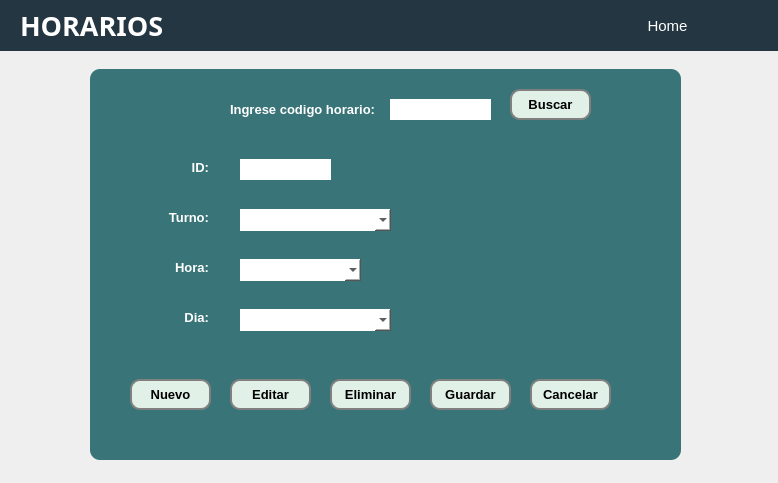
Qt form interface/horarios.ui (RicardoSRazura/project-control-escolar) before a commit.
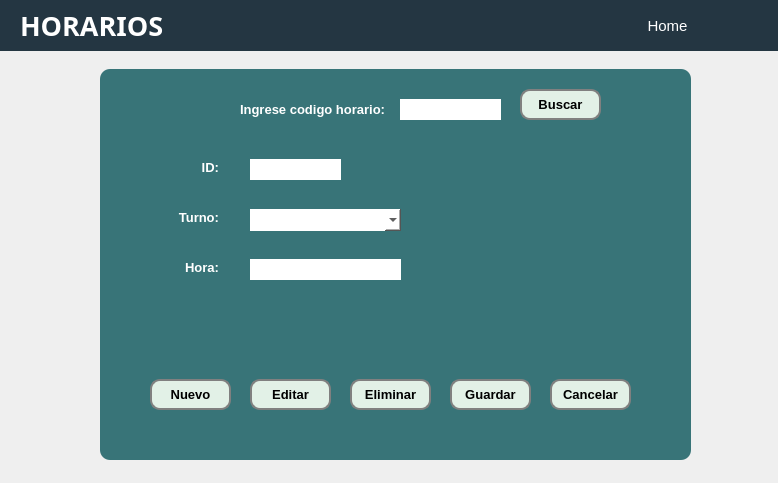
The same form after that commit.

Commit message: Añadido de crud horario y salones

The edit to the form file:
```diff
--- a/interface/horarios.ui
+++ b/interface/horarios.ui
@@ -77,7 +77,7 @@
   <widget class="QFrame" name="frameFormHorario">
    <property name="geometry">
     <rect>
-     <x>90</x>
+     <x>100</x>
      <y>69</y>
      <width>591</width>
      <height>391</height>
@@ -183,35 +183,6 @@
      <set>Qt::AlignRight|Qt::AlignTrailing|Qt::AlignVCenter</set>
     </property>
    </widget>
-   <widget class="QLabel" name="label_5">
-    <property name="geometry">
-     <rect>
-      <x>70</x>
-      <y>240</y>
-      <width>49</width>
-      <height>16</height>
-     </rect>
-    </property>
-    <property name="font">
-     <font>
-      <family>Arial</family>
-      <pointsize>10</pointsize>
-      <bold>true</bold>
-     </font>
-    </property>
-    <property name="layoutDirection">
-     <enum>Qt::LeftToRight</enum>
-    </property>
-    <property name="styleSheet">
-     <string notr="true">color: rgb(255, 255, 255);</string>
-    </property>
-    <property name="text">
-     <string>Dia:</string>
-    </property>
-    <property name="alignment">
-     <set>Qt::AlignRight|Qt::AlignTrailing|Qt::AlignVCenter</set>
-    </property>
-   </widget>
    <widget class="QLineEdit" name="entryId">
     <property name="geometry">
      <rect>
@@ -239,20 +210,21 @@
      <string notr="true">background-color: rgb(255, 255, 255);
 border-radius: none;</string>
     </property>
-   </widget>
-   <widget class="QComboBox" name="cbDia">
-    <property name="geometry">
-     <rect>
-      <x>150</x>
-      <y>240</y>
-      <width>151</width>
-      <height>22</height>
-     </rect>
-    </property>
-    <property name="styleSheet">
-     <string notr="true">background-color: rgb(255, 255, 255);
-border-radius: none;</string>
-    </property>
+    <item>
+     <property name="text">
+      <string/>
+     </property>
+    </item>
+    <item>
+     <property name="text">
+      <string>Matutino</string>
+     </property>
+    </item>
+    <item>
+     <property name="text">
+      <string>Vespertino</string>
+     </property>
+    </item>
    </widget>
    <widget class="QLabel" name="label_10">
     <property name="geometry">
@@ -291,24 +263,10 @@
 border-radius: none;</string>
     </property>
    </widget>
-   <widget class="QComboBox" name="cbHora">
-    <property name="geometry">
-     <rect>
-      <x>150</x>
-      <y>190</y>
-      <width>121</width>
-      <height>22</height>
-     </rect>
-    </property>
-    <property name="styleSheet">
-     <string notr="true">background-color: rgb(255, 255, 255);
-border-radius: none;</string>
-    </property>
-   </widget>
    <widget class="QPushButton" name="btnNuevo">
     <property name="geometry">
      <rect>
-      <x>40</x>
+      <x>50</x>
       <y>310</y>
       <width>81</width>
       <height>31</height>
@@ -333,7 +291,7 @@
    <widget class="QPushButton" name="btnEditar">
     <property name="geometry">
      <rect>
-      <x>140</x>
+      <x>150</x>
       <y>310</y>
       <width>81</width>
       <height>31</height>
@@ -358,7 +316,7 @@
    <widget class="QPushButton" name="btnEliminar">
     <property name="geometry">
      <rect>
-      <x>240</x>
+      <x>250</x>
       <y>310</y>
       <width>81</width>
       <height>31</height>
@@ -383,7 +341,7 @@
    <widget class="QPushButton" name="btnGuardar">
     <property name="geometry">
      <rect>
-      <x>340</x>
+      <x>350</x>
       <y>310</y>
       <width>81</width>
       <height>31</height>
@@ -408,7 +366,7 @@
    <widget class="QPushButton" name="btnCancelar">
     <property name="geometry">
      <rect>
-      <x>440</x>
+      <x>450</x>
       <y>310</y>
       <width>81</width>
       <height>31</height>
@@ -455,6 +413,20 @@
      <string>Buscar</string>
     </property>
    </widget>
+   <widget class="QLineEdit" name="entryHora">
+    <property name="geometry">
+     <rect>
+      <x>150</x>
+      <y>190</y>
+      <width>151</width>
+      <height>21</height>
+     </rect>
+    </property>
+    <property name="styleSheet">
+     <string notr="true">background-color: rgb(255, 255, 255);
+border-radius:none;</string>
+    </property>
+   </widget>
   </widget>
  </widget>
  <resources/>
```
The commit also changes 5 other files.
